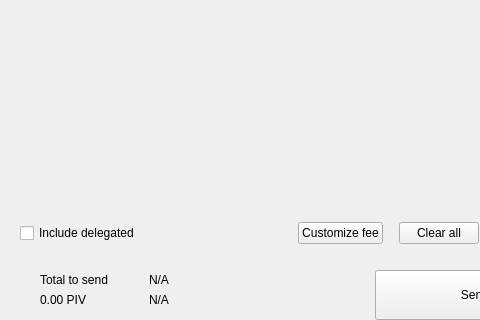
The window that src/qt/pivx/forms/send.ui (PivxLiteDev/PivxLite) describes before a commit, drawn with Qt 5; both pictures show x 0 to 480 and y 380 to 700 of the 893 by 700 pixel window.
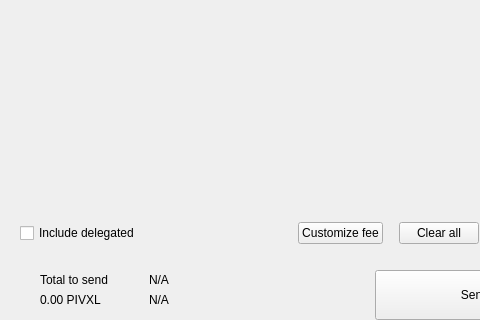
The same window after the commit. Custom widgets are drawn as their Qt base class.

Commit message: renamed PIV -> PIVXL, zPIV -> zPIVXL, mPIV -> mPIVXL and uPIV -> uPIVXL renamed PIVX -> PIVXL

What changed in the file:
```diff
--- a/src/qt/pivx/forms/send.ui
+++ b/src/qt/pivx/forms/send.ui
@@ -578,7 +578,7 @@
                      <item>
                       <widget class="QLabel" name="labelAmountSend">
                        <property name="text">
-                        <string notr="true">0.00 PIV</string>
+                        <string notr="true">0.00 PIVXL</string>
                        </property>
                       </widget>
                      </item>
```
The commit also changes 109 other files.
